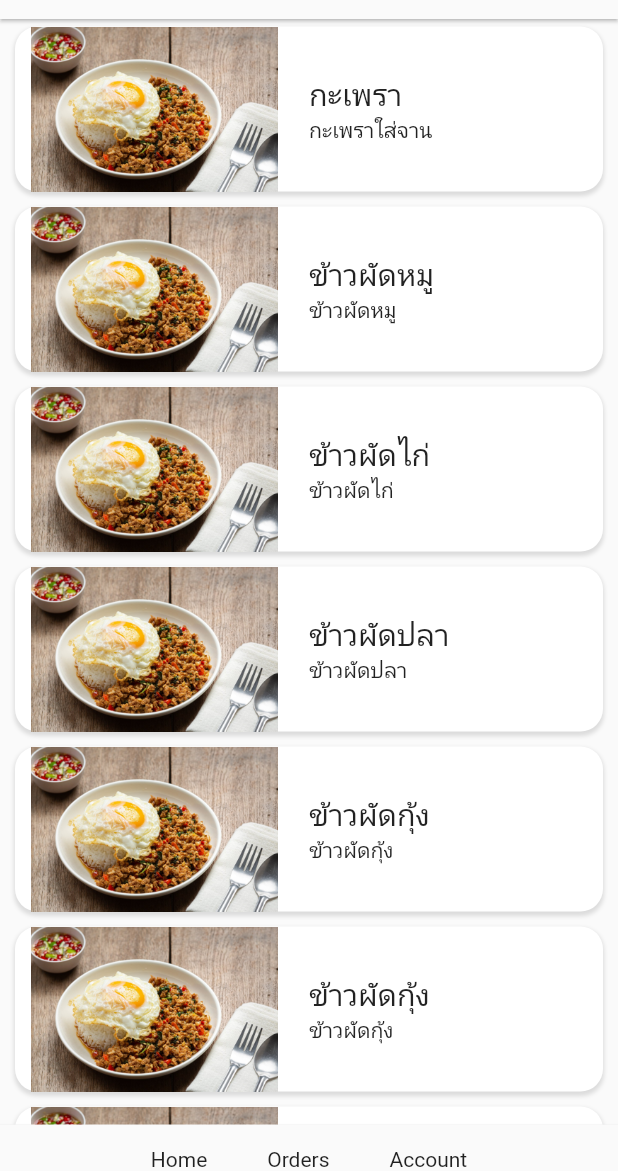
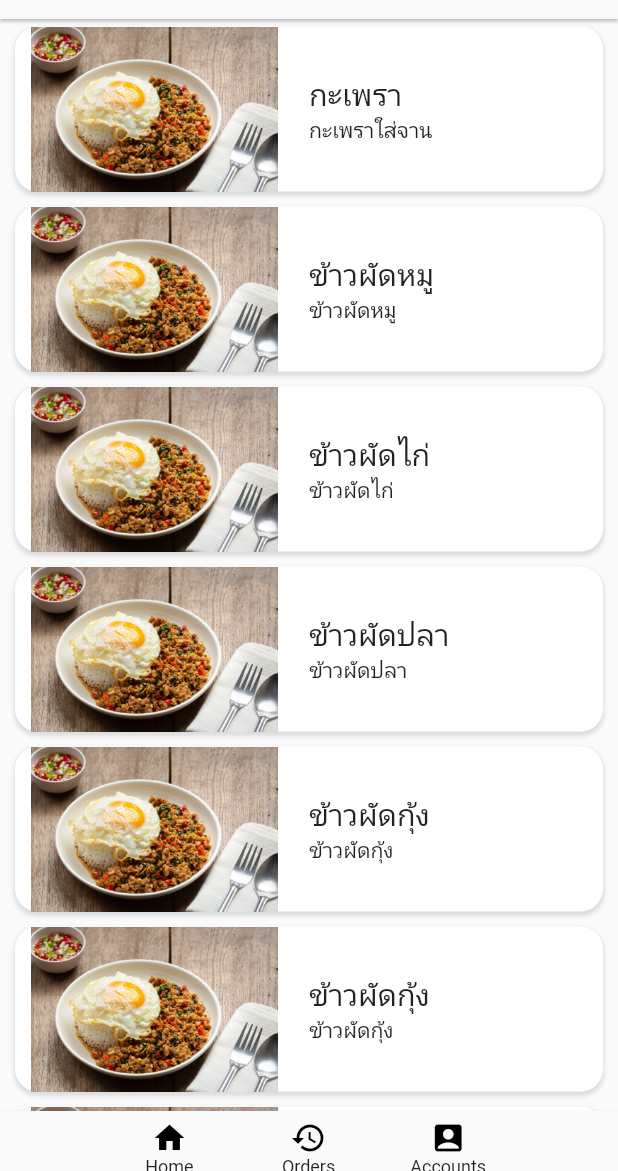
Before and after one commit to tiees288/Food-Flutter, a Flutter app: the screen it shows after launch, on a phone screen of 412 x 824 dp, the part 65-1236 px from its top. Run offline on Flutter 3.47's test engine with Material 2 defaults, Android fonts, the light colour scheme and no system bars; missing offline and left inert: dart:ffi.

Commit message:
Commit Navbar

```diff
--- a/lib/main.dart
+++ b/lib/main.dart
@@ -50,26 +50,63 @@ class MyAppWid extends StatelessWidget {
           bottomNavigationBar: BottomAppBar(
             elevation: 1.0,
             color: Colors.grey.shade50,
-              child: Row(
-                mainAxisAlignment: MainAxisAlignment.center,
+            child: Container(
+              height: 40,
+              child: Padding(
+                padding: EdgeInsets.only(top: 6, bottom: 12),
+                child: Wrap(
+                  alignment: WrapAlignment.center,
+                  spacing: 50,
                   children: [
-                  Padding(
-                    padding: EdgeInsets.only(
-                        top: 15, bottom: 0, left: 20, right: 20),
-                    child: Text("Home"),
+                    InkWell(
+                        onTap: () {
+                          print("HOme");
+                        },
+                        child: Container(
+                            width: 50,
+                            // heigh/t: 4,
+                            decoration: BoxDecoration(
+                              borderRadius: BorderRadius.circular(12),
                             ),
-                  Padding(
-                    padding: EdgeInsets.only(
-                        top: 15, bottom: 0, left: 20, right: 20),
-                    child: Text("Orders"),
+                            child: Column(children: [
+                              Icon(
+                                Icons.home,
+                                color: Colors.black,
                               ),
-                  Padding(
-                    padding: EdgeInsets.only(
-                        top: 15, bottom: 0, left: 20, right: 20),
-                    child: Text("Account"),
+                              Text(
+                                "Home",
+                                style: TextStyle(fontSize: 12),
+                              )
+                            ]))),
+                    Wrap(children: [
+                      Column(children: [
+                        Icon(
+                          Icons.history,
+                          color: Colors.black,
                         ),
+                        Text(
+                          "Orders",
+                          style: TextStyle(fontSize: 12),
+                        )
+                      ])
+                    ]),
+                    Wrap(children: [
+                      Column(children: [
+                        Icon(
+                          Icons.account_box,
+                          color: Colors.black,
+                        ),
+                        Text(
+                          "Accounts",
+                          style: TextStyle(fontSize: 12),
+                        )
+                      ])
+                    ]),
                   ],
-              )),
+                ),
+              ),
+            ),
+          ),
           body: Column(children: [
             Expanded(
                 child: ListView.builder(
@@ -110,33 +147,6 @@ class MyAppWid extends StatelessWidget {
                         ),
                       );
                     })),
-            // MainContainer(
-            //   child: Text('Into The Child'),
-            // ),
-            // Row(
-            //   mainAxisAlignment: MainAxisAlignment.center,
-            //   children: [SubmitBtn(), DissmissBtn()],
-            // ),
-            // Flex(
-            //   direction: Axis.horizontal,
-            //   children: List.generate(list.length, (index) {
-            //     if (index % 2 == 0) {
-            //       return Expanded(
-            //         flex: 1,
-            //         child: Container(
-            //           child: Text(list[index]),
-            //         ),
-            //       );
-            //     } else {
-            //       return Expanded(
-            //         flex: 1,
-            //         child: Container(
-            //           child: Text(list[index]),
-            //         ),
-            //       );
-            //     }
-            //   }),
-            // )
           ])),
       // theme: ThemeData(primarySwatch: Colors.red.shade500),
     );
```
Lines whose indentation alone changed are shown as unchanged.
